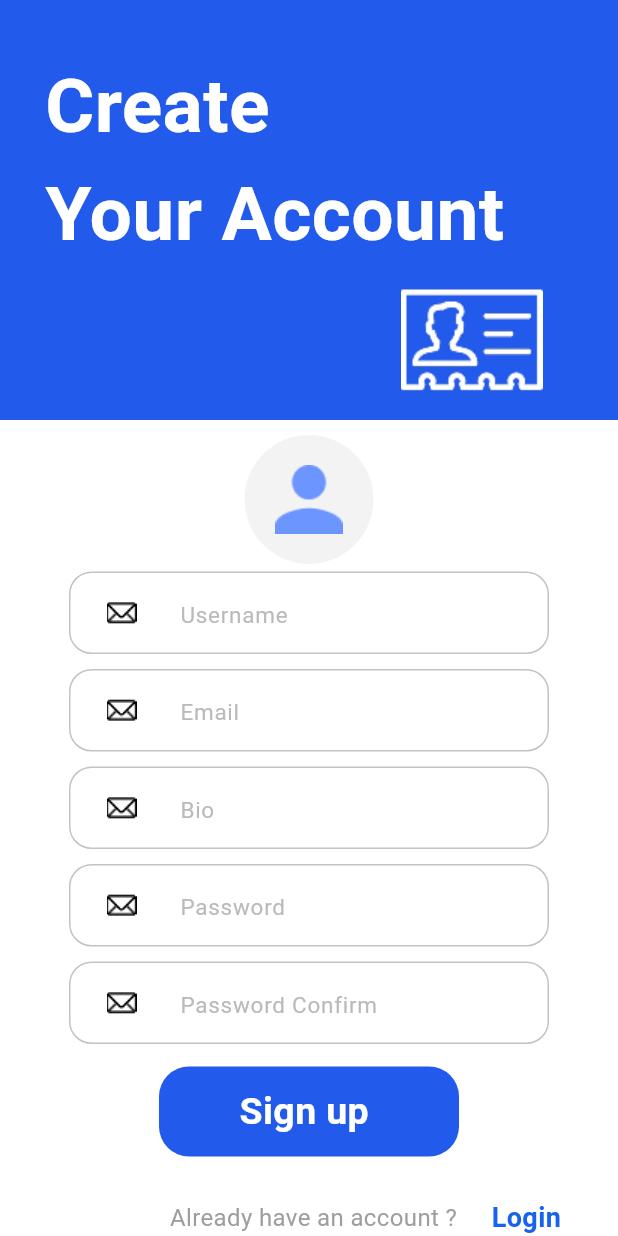
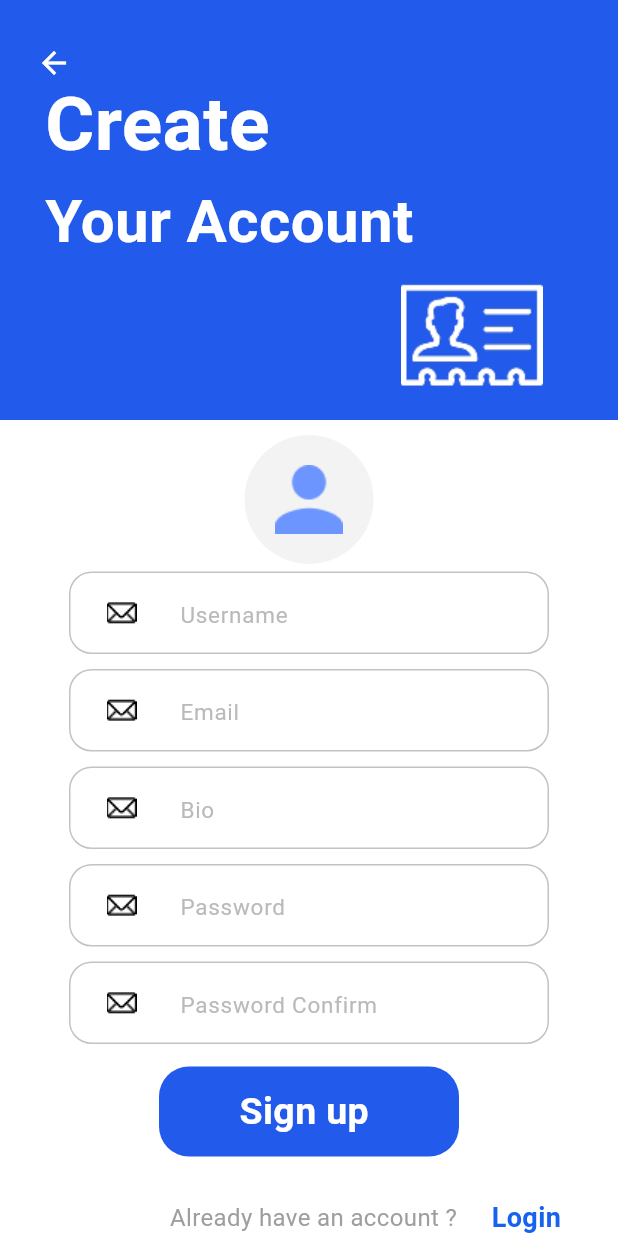
Before and after one commit to wijit1/ITDS283-TinyQ, a Flutter app: the SignupScreen screen opened directly, on a phone screen of 412 x 824 dp. Run offline on Flutter 3.47's test engine with Material 3 defaults, Android fonts, the phone set to English and light mode, and no system bars; our stand-ins replace flutter_screenutil, google_fonts.

Commit message:
Add Navigator route
Add Navigator in Get Start screen can navigator to sign up and log in screen

```diff
--- a/tinyq/lib/main.dart
+++ b/tinyq/lib/main.dart
@@ -18,7 +18,7 @@ class MainApp extends StatelessWidget {
   Widget build(BuildContext context) {
     return MaterialApp(
         debugShowCheckedModeBanner: false,
-        home: SignupScreen()
+        home: GetStartedScreen()
     );
   }
 }
--- a/tinyq/lib/screen/signup_screen.dart
+++ b/tinyq/lib/screen/signup_screen.dart
@@ -23,11 +23,11 @@ class _SignupScreenState extends State<SignupScreen> {
   @override
   Widget build(BuildContext context) {
     return Scaffold(
-      backgroundColor: Colors.white,
+      backgroundColor: const Color.fromRGBO(255, 255, 255, 1),
       body: Container(
           child: Column(
         children: [
-          Head(),
+          Head(context),
           SizedBox(
             height: 10,
           ),
@@ -60,7 +60,7 @@ class _SignupScreenState extends State<SignupScreen> {
   }
 }
 
-Container Head() {
+Container Head(context) {
   return Container(
     color: Color(0xFF225AEB),
     child: SizedBox(
@@ -69,7 +69,25 @@ Container Head() {
       child: Column(
         children: [
           Padding(
-            padding: EdgeInsets.only(left: 30, top: 35),
+            padding:  EdgeInsets.only(top: 30,bottom: 7),
+            child: Container(
+              height: 10,
+              alignment: Alignment.topLeft,
+              child: ElevatedButton(
+                style: ElevatedButton.styleFrom(
+                  iconColor: Colors.white,
+                  backgroundColor: Colors.transparent,
+                  shadowColor: Colors.transparent, // ทำให้เงาหายไป
+                  shape: CircleBorder(), // รูปทรงปุ่มเป็นวงกลม
+                ),
+                onPressed: () {
+                  Navigator.pop(context);
+                },
+                child: Icon(Icons.arrow_back,size: 24,)),
+            ),
+          ),
+          Padding(
+            padding: EdgeInsets.only(left: 30,),
             child: Container(
               alignment: Alignment.topLeft,
               child: Text(
@@ -89,7 +107,7 @@ Container Head() {
                 "Your Account",
                 style: TextStyle(
                     color: Colors.white,
-                    fontSize: 50,
+                    fontSize: 40,
                     fontWeight: FontWeight.bold),
               ),
             ),
```
Also changed, not shown: tinyq/lib/screen/get_started_screen.dart (+8 -2 lines).
